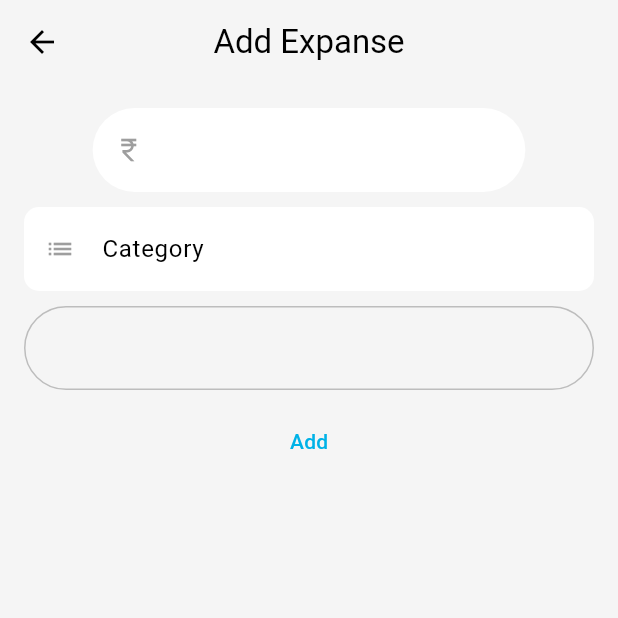
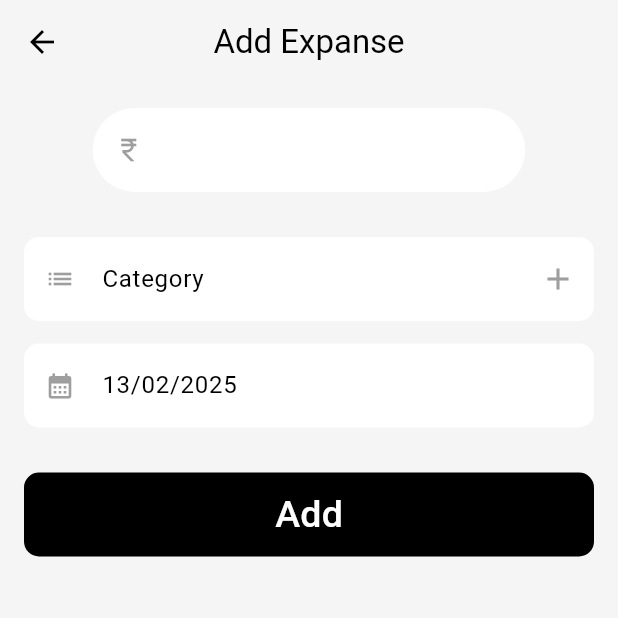
Before and after one commit to TitanGamer03/Business_Finance_Management_App, a Flutter app: the AddExpanse screen opened directly, on a phone screen of 412 x 824 dp, the top half of it. Run offline on Flutter 3.47's test engine with Material 3 defaults, Android fonts, the light colour scheme and no system bars; our stand-ins replace fl_chart, font_awesome_flutter.

Commit message:
Updating AddPage.

```diff
--- a/lib/screens/addExpanse/views/addExpnse.dart
+++ /dev/null
@@ -1,75 +0,0 @@
-import 'package:flutter/material.dart';
-import 'package:font_awesome_flutter/font_awesome_flutter.dart';
-
-class AddExpanse extends StatelessWidget {
-  const AddExpanse({super.key});
-
-  @override
-  Widget build(BuildContext context) {
-    return GestureDetector(
-      onTap: () => FocusScope.of(context).unfocus(),
-      child: Scaffold(
-          backgroundColor: Theme.of(context).colorScheme.surface,
-        appBar: AppBar(
-          title: Text("Add Expanse"),
-          centerTitle: true,
-          backgroundColor: Theme.of(context).colorScheme.surface,
-        ),
-        body: Padding(
-          padding: const EdgeInsets.all(16.0),
-          child: Column(
-            crossAxisAlignment: CrossAxisAlignment.center,
-            children: [
-              SizedBox(
-                width: MediaQuery.of(context).size.width * 0.7,
-                child: TextFormField(
-                  textAlignVertical: TextAlignVertical.center,
-                  decoration: InputDecoration(
-                    filled: true,
-                    fillColor: Colors.white,
-                    prefixIcon: Icon(Icons.currency_rupee, color: Colors.grey, size: 20,),
-                    border: OutlineInputBorder(
-                    borderRadius: BorderRadius.circular(30),
-                      borderSide: BorderSide.none,
-                    )
-                  ),
-                ),
-              ),
-
-              SizedBox(height: 10,),
-              TextFormField(
-                textAlignVertical: TextAlignVertical.center,
-                decoration: InputDecoration(
-                    filled: true,
-                    fillColor: Colors.white,
-                    hintText: "Category",
-                    prefixIcon: Icon(Icons.list, color: Colors.grey, size: 20,),
-                    border: OutlineInputBorder(
-                      borderRadius: BorderRadius.circular(10),
-                      borderSide: BorderSide.none,
-                    )
-                ),
-              ),
-
-              SizedBox(height: 10,),
-              TextFormField(
-                decoration: InputDecoration(
-                  // prefix: Icon(icons.),
-                    border: OutlineInputBorder(
-                      borderRadius: BorderRadius.circular(30),
-                    )
-                ),
-              ),
-
-              SizedBox(height: 10,),
-              TextButton(
-                onPressed: (){},
-                child: Text("Add"),
-              ),
-            ],
-          ),
-        ),
-      ),
-    );
-  }
-}
--- /dev/null
+++ b/lib/screens/addExpanse/views/add_expanse.dart
@@ -0,0 +1,239 @@
+import 'package:intl/intl.dart';
+import 'package:flutter/material.dart';
+
+class AddExpanse extends StatefulWidget {
+  const AddExpanse({super.key});
+
+  @override
+  State<AddExpanse> createState() => _AddExpanseState();
+}
+
+class _AddExpanseState extends State<AddExpanse> {
+
+  bool isExpanded = false;
+  DateTime selectDate = DateTime.now();
+  TextEditingController expanseController = TextEditingController();
+  TextEditingController categoryController = TextEditingController();
+  TextEditingController dateController = TextEditingController();
+
+  List<String> iconList = [
+    'assets/icons/food.png',
+    'assets/icons/home.png',
+    'assets/icons/shopping.png',
+    'assets/icons/tech.png',
+    'assets/icons/travel.png',
+  ];
+
+  @override
+  void initState() {
+    dateController.text = DateFormat('dd/MM/yyyy').format(DateTime.now());
+    super.initState();
+  }
+
+  @override
+  Widget build(BuildContext context) {
+    return GestureDetector(
+      onTap: () => FocusScope.of(context).unfocus(),
+      child: Scaffold(
+          backgroundColor: Theme.of(context).colorScheme.surface,
+        appBar: AppBar(
+          title: Text("Add Expanse"),
+          centerTitle: true,
+          backgroundColor: Theme.of(context).colorScheme.surface,
+        ),
+        body: Padding(
+          padding: const EdgeInsets.all(16.0),
+          child: Column(
+            crossAxisAlignment: CrossAxisAlignment.center,
+            children: [
+              SizedBox(
+                width: MediaQuery.of(context).size.width * 0.7,
+                child: TextFormField(
+                  controller: expanseController,
+                  textAlignVertical: TextAlignVertical.center,
+                  decoration: InputDecoration(
+                    filled: true,
+                    fillColor: Colors.white,
+                    prefixIcon: Icon(Icons.currency_rupee, color: Colors.grey, size: 20,),
+                    border: OutlineInputBorder(
+                    borderRadius: BorderRadius.circular(30),
+                      borderSide: BorderSide.none,
+                    )
+                  ),
+                ),
+              ),
+
+              SizedBox(height: 30,),
+              TextFormField(
+                readOnly: true,
+                onTap: (){
+
+                },
+                controller: categoryController,
+                textAlignVertical: TextAlignVertical.center,
+                decoration: InputDecoration(
+                  filled: true,
+                  fillColor: Colors.white,
+                  hintText: "Category",
+                  prefixIcon: Icon(
+                    Icons.list,
+                    color: Colors.grey,
+                    size: 20,
+                  ),
+                  suffixIcon: IconButton(
+                    icon: Icon(Icons.add),
+                    color: Colors.grey,
+                    onPressed: (){
+                      showDialog(
+                        context: context,
+                        builder: (ctx){
+                          bool isExpanded = false;
+                          return AlertDialog(
+                            title: const Text("Create Category"),
+                            content: Column(
+                              mainAxisSize: MainAxisSize.min,
+                              children: [
+                                TextFormField(
+                                  // controller: dateController,
+                                  textAlignVertical: TextAlignVertical.center,
+                                  decoration: InputDecoration(
+                                    isDense: true,
+                                    filled: true,
+                                    fillColor: Colors.white,
+                                    hintText: "Name",
+                                    border: OutlineInputBorder(
+                                      borderRadius: BorderRadius.circular(10),
+                                      borderSide: BorderSide.none,
+                                    ),
+                                  ),
+                                ),
+
+                                SizedBox(height: 15,),
+                                TextFormField(
+                                  readOnly: true,
+                                  onTap: (){
+                                    setState(() {
+                                      isExpanded = !isExpanded;
+                                    });
+                                  },
+                                  textAlignVertical: TextAlignVertical.center,
+                                  decoration: InputDecoration(
+                                    isDense: true,
+                                    filled: true,
+                                    suffix: IconButton(icon: Icon(Icons.keyboard_arrow_down), onPressed: (){
+                                      setState(() {
+                                        isExpanded = !isExpanded;
+                                      });
+                                    },),
+                                    fillColor: Colors.white,
+                                    hintText: "Icon",
+                                    border: OutlineInputBorder(
+                                      borderRadius: const BorderRadius.vertical(top: Radius.circular(15)),
+                                      borderSide: BorderSide.none,
+                                    ),
+                                  ),
+                                ),
+
+                                isExpanded ? Container(
+                                  width: double.infinity,
+                                  height: 200,
+                                  decoration: BoxDecoration(
+                                    color: Colors.white,
+                                    borderRadius: BorderRadius.vertical(bottom: Radius.circular(15)),
+                                  ),
+                                  child: ListView.builder(
+                                    itemCount: iconList.length,
+                                    itemBuilder: (context, int i) {
+                                      return Container(
+                                        decoration: BoxDecoration(
+                                          image: DecorationImage(
+                                            image: AssetImage(iconList[i]),
+                                          ),
+                                        ),
+                                      );
+                                    },
+                                  ),
+                                ) : Container(),
+
+                                SizedBox(height: 15,),
+                                TextFormField(
+                                  // controller: dateController,
+                                  textAlignVertical: TextAlignVertical.center,
+                                  decoration: InputDecoration(
+                                    filled: true,
+                                    isDense: true,
+                                    fillColor: Colors.white,
+                                    hintText: "Color",
+                                    border: OutlineInputBorder(
+                                      borderRadius: BorderRadius.circular(10),
+                                      borderSide: BorderSide.none,
+                                    ),
+                                  ),
+                                ),
+                              ],
+                            ),
+                          );
+                        }
+                      );
+                    },
+                  ),
+                  border: OutlineInputBorder(
+                    borderRadius: BorderRadius.circular(10),
+                    borderSide: BorderSide.none,
+                  )
+                ),
+              ),
+
+              SizedBox(height: 15,),
+              TextFormField(
+                controller: dateController,
+                readOnly: true,
+                onTap: ()async{
+                  DateTime? newDate = await showDatePicker(
+                    context: context,
+                    initialDate: selectDate,
+                    firstDate: DateTime.now(),
+                    lastDate: DateTime(2100)
+                  );
+                  if(newDate != null){
+                    setState(() {
+                      dateController.text = DateFormat('dd/MM/yyyy').format(newDate);
+                      selectDate = newDate;
+                    });
+                  }
+                },
+                textAlignVertical: TextAlignVertical.center,
+                decoration: InputDecoration(
+                  filled: true,
+                  fillColor: Colors.white,
+                  hintText: "Date",
+                  prefixIcon: Icon(Icons.calendar_month, color: Colors.grey, size: 20,),
+                  border: OutlineInputBorder(
+                    borderRadius: BorderRadius.circular(10),
+                    borderSide: BorderSide.none,
+                  )
+                ),
+              ),
+
+              SizedBox(height: 30,),
+              SizedBox(
+                height: kToolbarHeight,
+                width: double.infinity,
+                child: TextButton(
+                  style: TextButton.styleFrom(
+                    backgroundColor: Colors.black,
+                    shape: RoundedRectangleBorder(
+                      borderRadius: BorderRadius.circular(10)
+                    )
+                  ),
+                  onPressed: (){},
+                  child: Text("Add", style: TextStyle(color: Colors.white, fontSize: 25),),
+                ),
+              ),
+            ],
+          ),
+        ),
+      ),
+    );
+  }
+}
--- a/lib/screens/home/views/home_screen.dart
+++ b/lib/screens/home/views/home_screen.dart
@@ -2,7 +2,7 @@ import 'dart:math';
 import 'package:business_finance_management_apk/screens/stats/stats.dart';
 import 'package:flutter/material.dart';
 
-import '../../addExpanse/views/addExpnse.dart';
+import '../../addExpanse/views/add_expanse.dart';
 import 'main_screen.dart';
 
 class HomeScreen extends StatefulWidget{
--- a/pubspec.yaml
+++ b/pubspec.yaml
@@ -36,6 +36,7 @@ dependencies:
   cupertino_icons: ^1.0.8
   font_awesome_flutter: ^10.8.0
   fl_chart: ^0.70.2
+  intl: ^0.20.2
 
 dev_dependencies:
   flutter_test:
@@ -61,7 +62,7 @@ flutter:
 
   # To add assets to your application, add an assets section, like this:
   assets:
-    - assets/images/
+    - assets/
   #   - images/a_dot_ham.jpeg
 
   # An image asset can refer to one or more resolution-specific "variants", see
```
Also changed, not shown: assets/icons/food.png (added), assets/icons/home.png (added), assets/icons/shopping.png (added), assets/icons/tech.png (added), assets/icons/travel.png (added), pubspec.lock, 1 other file.
